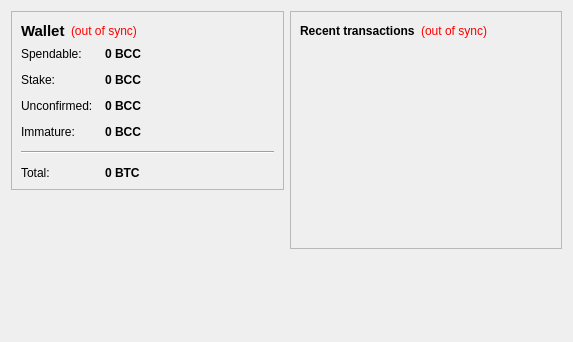
First picture: the form in src/qt/forms/overviewpage.ui, repository bitconnectcoin/bitconnectcoin, before the edit.
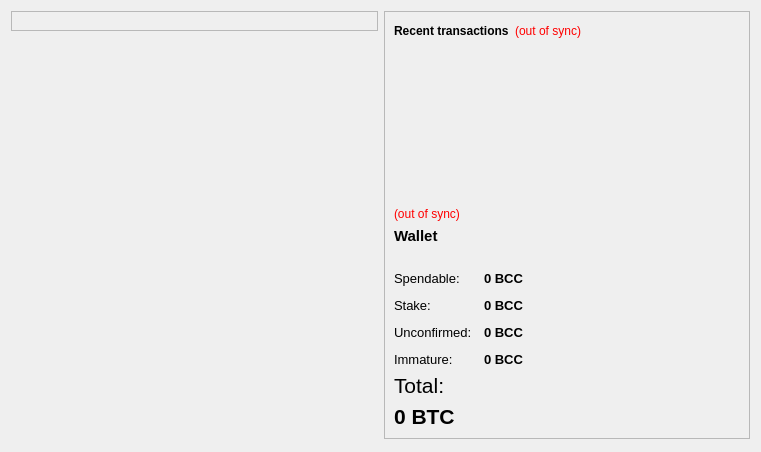
Second picture: the form after the edit.

Commit message: New design layout of bitconnect wallet

Patch:
```diff
--- a/src/qt/forms/overviewpage.ui
+++ b/src/qt/forms/overviewpage.ui
@@ -6,8 +6,8 @@
    <rect>
     <x>0</x>
     <y>0</y>
-    <width>573</width>
-    <height>342</height>
+    <width>761</width>
+    <height>452</height>
    </rect>
   </property>
   <property name="windowTitle">
@@ -26,7 +26,112 @@
        </property>
        <layout class="QVBoxLayout" name="verticalLayout_4">
         <item>
-         <layout class="QHBoxLayout" name="horizontalLayout_4">
+         <layout class="QHBoxLayout" name="horizontalLayout_4"/>
+        </item>
+       </layout>
+      </widget>
+     </item>
+     <item>
+      <spacer name="verticalSpacer">
+       <property name="orientation">
+        <enum>Qt::Vertical</enum>
+       </property>
+       <property name="sizeHint" stdset="0">
+        <size>
+         <width>20</width>
+         <height>40</height>
+        </size>
+       </property>
+      </spacer>
+     </item>
+    </layout>
+   </item>
+   <item>
+    <layout class="QVBoxLayout" name="verticalLayout_3">
+     <item>
+      <widget class="QFrame" name="frame_2">
+       <property name="frameShape">
+        <enum>QFrame::StyledPanel</enum>
+       </property>
+       <property name="frameShadow">
+        <enum>QFrame::Raised</enum>
+       </property>
+       <layout class="QVBoxLayout" name="verticalLayout">
+        <item>
+         <layout class="QHBoxLayout" name="horizontalLayout_2">
+          <item>
+           <widget class="QLabel" name="label_4">
+            <property name="text">
+             <string>&lt;b&gt;Recent transactions&lt;/b&gt;</string>
+            </property>
+           </widget>
+          </item>
+          <item>
+           <widget class="QLabel" name="labelTransactionsStatus">
+            <property name="toolTip">
+             <string>The displayed information may be out of date. Your wallet automatically synchronizes with the bitconnect network after a connection is established, but this process has not completed yet.</string>
+            </property>
+            <property name="styleSheet">
+             <string notr="true">QLabel { color: red; }</string>
+            </property>
+            <property name="text">
+             <string notr="true">(out of sync)</string>
+            </property>
+            <property name="alignment">
+             <set>Qt::AlignRight|Qt::AlignTrailing|Qt::AlignVCenter</set>
+            </property>
+           </widget>
+          </item>
+          <item>
+           <spacer name="horizontalSpacer">
+            <property name="orientation">
+             <enum>Qt::Horizontal</enum>
+            </property>
+            <property name="sizeHint" stdset="0">
+             <size>
+              <width>40</width>
+              <height>20</height>
+             </size>
+            </property>
+           </spacer>
+          </item>
+         </layout>
+        </item>
+        <item>
+         <widget class="QListView" name="listTransactions">
+          <property name="styleSheet">
+           <string notr="true">QListView { background: transparent; }</string>
+          </property>
+          <property name="frameShape">
+           <enum>QFrame::NoFrame</enum>
+          </property>
+          <property name="verticalScrollBarPolicy">
+           <enum>Qt::ScrollBarAlwaysOff</enum>
+          </property>
+          <property name="horizontalScrollBarPolicy">
+           <enum>Qt::ScrollBarAlwaysOff</enum>
+          </property>
+          <property name="selectionMode">
+           <enum>QAbstractItemView::NoSelection</enum>
+          </property>
+         </widget>
+        </item>
+        <item>
+         <widget class="QLabel" name="labelWalletStatus">
+          <property name="toolTip">
+           <string>The displayed information may be out of date. Your wallet automatically synchronizes with the bitconnect network after a connection is established, but this process has not completed yet.</string>
+          </property>
+          <property name="styleSheet">
+           <string notr="true">QLabel { color: red; }</string>
+          </property>
+          <property name="text">
+           <string notr="true">(out of sync)</string>
+          </property>
+          <property name="alignment">
+           <set>Qt::AlignLeading|Qt::AlignLeft|Qt::AlignVCenter</set>
+          </property>
+         </widget>
+        </item>
           <item>
            <widget class="QLabel" name="label_5">
             <property name="font">
@@ -41,22 +146,6 @@
             </property>
            </widget>
           </item>
-          <item>
-           <widget class="QLabel" name="labelWalletStatus">
-            <property name="toolTip">
-             <string>The displayed information may be out of date. Your wallet automatically synchronizes with the bitconnect network after a connection is established, but this process has not completed yet.</string>
-            </property>
-            <property name="styleSheet">
-             <string notr="true">QLabel { color: red; }</string>
-            </property>
-            <property name="text">
-             <string notr="true">(out of sync)</string>
-            </property>
-            <property name="alignment">
-             <set>Qt::AlignLeading|Qt::AlignLeft|Qt::AlignVCenter</set>
-            </property>
-           </widget>
-          </item>
           <item>
            <spacer name="horizontalSpacer_2">
             <property name="orientation">
@@ -70,8 +159,6 @@
             </property>
            </spacer>
           </item>
-         </layout>
-        </item>
         <item>
          <layout class="QFormLayout" name="formLayout_2">
           <property name="fieldGrowthPolicy">
@@ -85,6 +172,11 @@
           </property>
           <item row="0" column="0">
            <widget class="QLabel" name="label">
+            <property name="font">
+             <font>
+              <pointsize>10</pointsize>
+             </font>
+            </property>
             <property name="text">
              <string>Spendable:</string>
             </property>
@@ -94,6 +186,7 @@
            <widget class="QLabel" name="labelBalance">
             <property name="font">
              <font>
+              <pointsize>10</pointsize>
               <weight>75</weight>
               <bold>true</bold>
              </font>
@@ -114,6 +207,11 @@
           </item>
           <item row="1" column="0">
            <widget class="QLabel" name="label_6">
+            <property name="font">
+             <font>
+              <pointsize>10</pointsize>
+             </font>
+            </property>
             <property name="text">
              <string>Stake:</string>
             </property>
@@ -123,6 +221,7 @@
            <widget class="QLabel" name="labelStake">
             <property name="font">
              <font>
+              <pointsize>10</pointsize>
               <weight>75</weight>
               <bold>true</bold>
              </font>
@@ -143,6 +242,11 @@
           </item>
           <item row="2" column="0">
            <widget class="QLabel" name="label_3">
+            <property name="font">
+             <font>
+              <pointsize>10</pointsize>
+             </font>
+            </property>
             <property name="text">
              <string>Unconfirmed:</string>
             </property>
@@ -152,6 +256,7 @@
            <widget class="QLabel" name="labelUnconfirmed">
             <property name="font">
              <font>
+              <pointsize>10</pointsize>
               <weight>75</weight>
               <bold>true</bold>
              </font>
@@ -172,6 +277,11 @@
           </item>
           <item row="3" column="0">
            <widget class="QLabel" name="labelImmatureText">
+            <property name="font">
+             <font>
+              <pointsize>10</pointsize>
+             </font>
+            </property>
             <property name="text">
              <string>Immature:</string>
             </property>
@@ -181,6 +291,7 @@
            <widget class="QLabel" name="labelImmature">
             <property name="font">
              <font>
+              <pointsize>10</pointsize>
               <weight>75</weight>
               <bold>true</bold>
              </font>
@@ -196,24 +307,27 @@
             </property>
            </widget>
           </item>
-          <item row="4" column="0" colspan="2">
-           <widget class="Line" name="line">
-            <property name="orientation">
-             <enum>Qt::Horizontal</enum>
-            </property>
-           </widget>
-          </item>
-          <item row="5" column="0">
+         </layout>
+        </item>
+        <item>
            <widget class="QLabel" name="labelTotalText">
+          <property name="font">
+           <font>
+            <family>Arial</family>
+            <pointsize>16</pointsize>
+           </font>
+          </property>
             <property name="text">
              <string>Total:</string>
             </property>
            </widget>
           </item>
-          <item row="5" column="1">
+        <item>
            <widget class="QLabel" name="labelTotal">
             <property name="font">
              <font>
+            <family>Arial</family>
+            <pointsize>16</pointsize>
               <weight>75</weight>
               <bold>true</bold>
              </font>
@@ -229,96 +343,6 @@
             </property>
             <property name="textInteractionFlags">
              <set>Qt::LinksAccessibleByMouse|Qt::TextSelectableByKeyboard|Qt::TextSelectableByMouse</set>
-            </property>
-           </widget>
-          </item>
-         </layout>
-        </item>
-       </layout>
-      </widget>
-     </item>
-     <item>
-      <spacer name="verticalSpacer">
-       <property name="orientation">
-        <enum>Qt::Vertical</enum>
-       </property>
-       <property name="sizeHint" stdset="0">
-        <size>
-         <width>20</width>
-         <height>40</height>
-        </size>
-       </property>
-      </spacer>
-     </item>
-    </layout>
-   </item>
-   <item>
-    <layout class="QVBoxLayout" name="verticalLayout_3">
-     <item>
-      <widget class="QFrame" name="frame_2">
-       <property name="frameShape">
-        <enum>QFrame::StyledPanel</enum>
-       </property>
-       <property name="frameShadow">
-        <enum>QFrame::Raised</enum>
-       </property>
-       <layout class="QVBoxLayout" name="verticalLayout">
-        <item>
-         <layout class="QHBoxLayout" name="horizontalLayout_2">
-          <item>
-           <widget class="QLabel" name="label_4">
-            <property name="text">
-             <string>&lt;b&gt;Recent transactions&lt;/b&gt;</string>
-            </property>
-           </widget>
-          </item>
-          <item>
-           <widget class="QLabel" name="labelTransactionsStatus">
-            <property name="toolTip">
-             <string>The displayed information may be out of date. Your wallet automatically synchronizes with the bitconnect network after a connection is established, but this process has not completed yet.</string>
-            </property>
-            <property name="styleSheet">
-             <string notr="true">QLabel { color: red; }</string>
-            </property>
-            <property name="text">
-             <string notr="true">(out of sync)</string>
-            </property>
-            <property name="alignment">
-             <set>Qt::AlignRight|Qt::AlignTrailing|Qt::AlignVCenter</set>
-            </property>
-           </widget>
-          </item>
-          <item>
-           <spacer name="horizontalSpacer">
-            <property name="orientation">
-             <enum>Qt::Horizontal</enum>
-            </property>
-            <property name="sizeHint" stdset="0">
-             <size>
-              <width>40</width>
-              <height>20</height>
-             </size>
-            </property>
-           </spacer>
-          </item>
-         </layout>
-        </item>
-        <item>
-         <widget class="QListView" name="listTransactions">
-          <property name="styleSheet">
-           <string notr="true">QListView { background: transparent; }</string>
-          </property>
-          <property name="frameShape">
-           <enum>QFrame::NoFrame</enum>
-          </property>
-          <property name="verticalScrollBarPolicy">
-           <enum>Qt::ScrollBarAlwaysOff</enum>
-          </property>
-          <property name="horizontalScrollBarPolicy">
-           <enum>Qt::ScrollBarAlwaysOff</enum>
-          </property>
-          <property name="selectionMode">
-           <enum>QAbstractItemView::NoSelection</enum>
           </property>
          </widget>
         </item>
```
Lines whose indentation alone changed are shown as unchanged. The commit also changes 74 other files.
